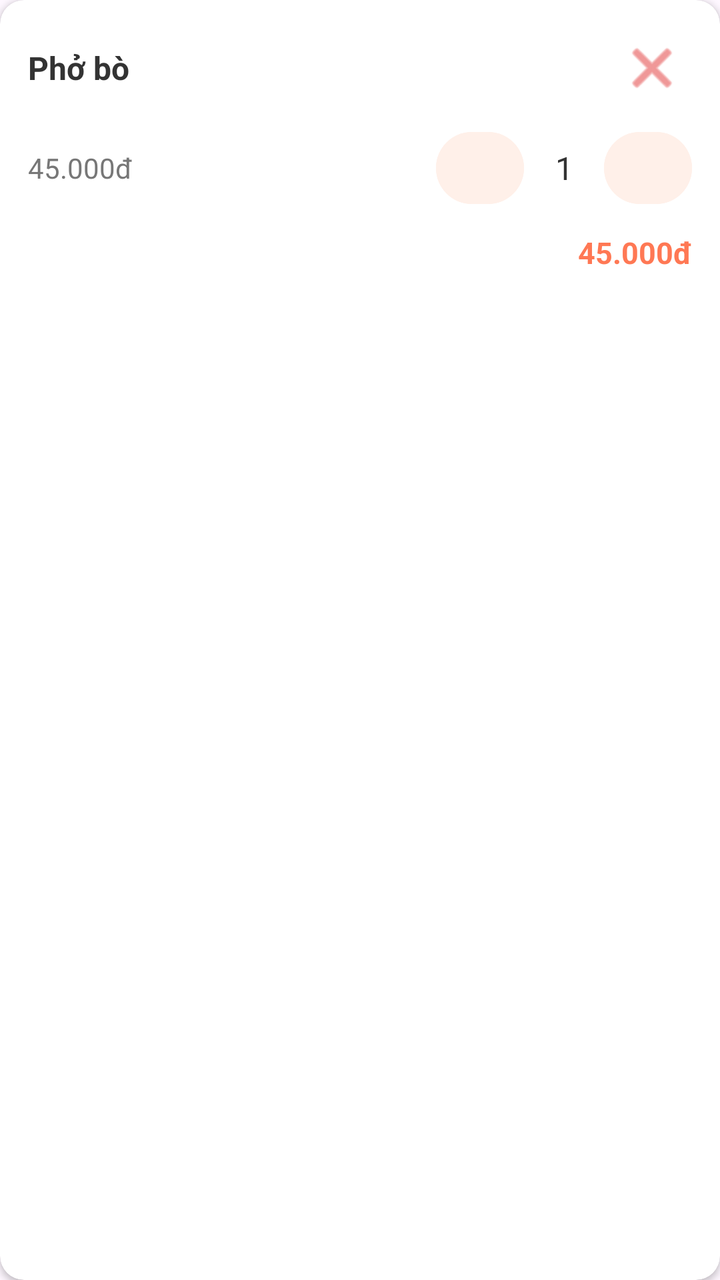
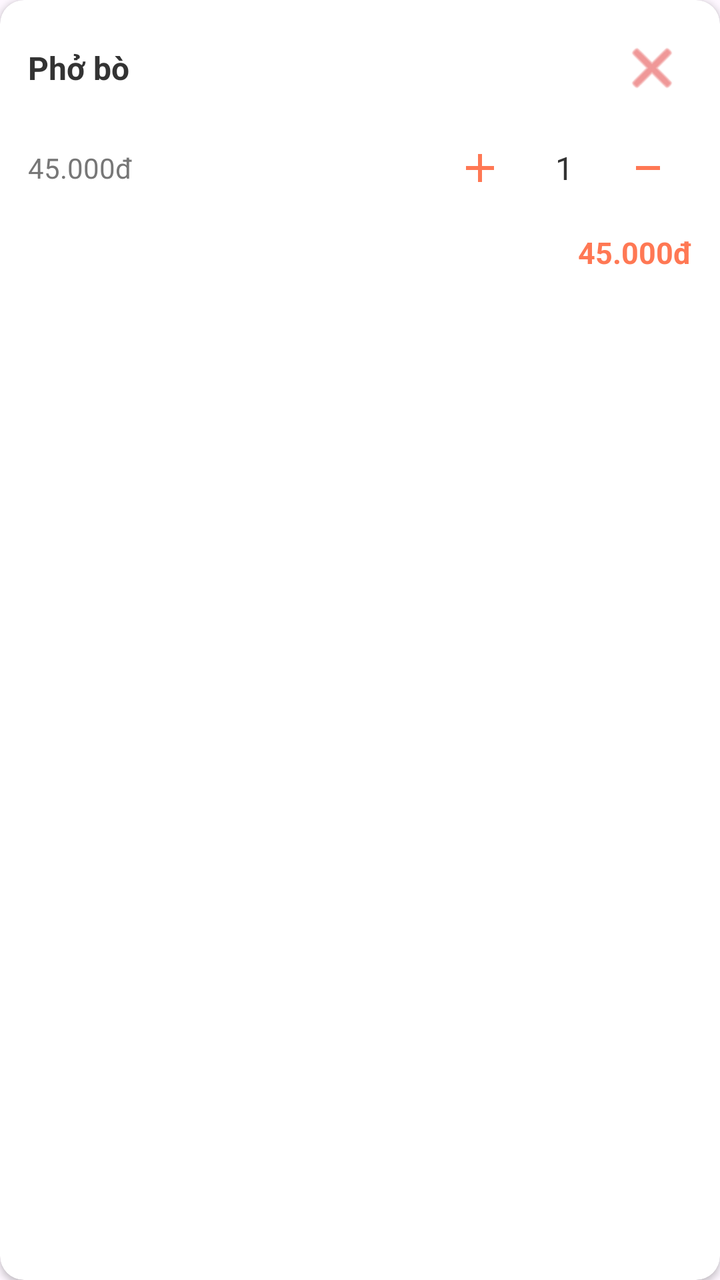

Two renders of the same Android screen: before a commit and after it. Below are the layout's source before the change and the commit's diff.
<!-- AndroidManifest.xml: application theme Theme.Fooddie -->
<!-- res/layout/item_mon_hoa_don.xml -->
<?xml version="1.0" encoding="utf-8"?>
<androidx.cardview.widget.CardView
    xmlns:android="http://schemas.android.com/apk/res/android"
    xmlns:app="http://schemas.android.com/apk/res-auto"
    android:layout_width="match_parent"
    android:layout_height="wrap_content"
    android:layout_marginBottom="10dp"
    app:cardCornerRadius="12dp"
    app:cardElevation="2dp"
    app:cardBackgroundColor="#FFFFFF">

    <LinearLayout
        android:layout_width="match_parent"
        android:layout_height="wrap_content"
        android:orientation="vertical"
        android:padding="14dp">

        <LinearLayout
            android:layout_width="match_parent"
            android:layout_height="wrap_content"
            android:gravity="center_vertical"
            android:orientation="horizontal">

            <TextView
                android:id="@+id/txtTenMon"
                android:layout_width="0dp"
                android:layout_height="wrap_content"
                android:layout_weight="1"
                android:text="Phở bò"
                android:textColor="#333333"
                android:textSize="16sp"
                android:textStyle="bold" />

            <ImageButton
                android:id="@+id/btnXoaMon"
                android:layout_width="40dp"
                android:layout_height="40dp"
                android:src="@android:drawable/ic_menu_close_clear_cancel"
                android:tint="#E55353"
                android:background="?attr/selectableItemBackgroundBorderless"
                android:contentDescription="Bỏ món khỏi hóa đơn" />
        </LinearLayout>

        <LinearLayout
            android:layout_width="match_parent"
            android:layout_height="wrap_content"
            android:layout_marginTop="8dp"
            android:gravity="center_vertical"
            android:orientation="horizontal">

            <TextView
                android:id="@+id/txtDonGia"
                android:layout_width="0dp"
                android:layout_height="wrap_content"
                android:layout_weight="1"
                android:text="45.000đ"
                android:textColor="#777777"
                android:textSize="14sp" />

            <Button
                android:id="@+id/btnGiam"
                android:layout_width="44dp"
                android:layout_height="44dp"
                android:minWidth="0dp"
                android:text="−"
                android:textSize="18sp"
                android:backgroundTint="#FFF0E9"
                android:textColor="#FF7854" />

            <TextView
                android:id="@+id/txtSoLuong"
                android:layout_width="40dp"
                android:layout_height="wrap_content"
                android:gravity="center"
                android:text="1"
                android:textColor="#333333"
                android:textSize="16sp" />
            <Button
                android:id="@+id/btnTang"
                android:layout_width="44dp"
                android:layout_height="44dp"
                android:minWidth="0dp"
                android:text="+"
                android:textSize="18sp"
                android:backgroundTint="#FFF0E9"
                android:textColor="#FF7854" />
        </LinearLayout>
        <TextView
            android:id="@+id/txtThanhTien"
            android:layout_width="match_parent"
            android:layout_height="wrap_content"
            android:layout_marginTop="10dp"
            android:gravity="end"
            android:text="45.000đ"
            android:textColor="#FF7854"
            android:textSize="15sp"
            android:textStyle="bold" />

    </LinearLayout>
</androidx.cardview.widget.CardView>
<!-- resources referenced by this layout -->
<resources>
  <style name="Theme.Fooddie" parent="Base.Theme.Fooddie" />
  <style name="Base.Theme.Fooddie" parent="Theme.Material3.DayNight.NoActionBar">
          
          
      </style>
</resources>

<!-- the commit's change to res/layout/item_mon_hoa_don.xml (unified diff, before → after) -->
@@ -20,7 +20,6 @@
             android:layout_height="wrap_content"
             android:gravity="center_vertical"
             android:orientation="horizontal">
-
             <TextView
                 android:id="@+id/txtTenMon"
                 android:layout_width="0dp"
@@ -36,7 +35,7 @@
                 android:layout_width="40dp"
                 android:layout_height="40dp"
                 android:src="@android:drawable/ic_menu_close_clear_cancel"
-                android:tint="#E55353"
+                app:tint="#E55353"
                 android:background="?attr/selectableItemBackgroundBorderless"
                 android:contentDescription="Bỏ món khỏi hóa đơn" />
         </LinearLayout>
@@ -57,15 +56,14 @@
                 android:textColor="#777777"
                 android:textSize="14sp" />
 
-            <Button
-                android:id="@+id/btnGiam"
+            <ImageButton
+                android:id="@+id/btnTang"
                 android:layout_width="44dp"
                 android:layout_height="44dp"
+                android:background="?attr/selectableItemBackgroundBorderless"
                 android:minWidth="0dp"
-                android:text="−"
-                android:textSize="18sp"
-                android:backgroundTint="#FFF0E9"
-                android:textColor="#FF7854" />
+                android:src="@drawable/ic_icon_plus"
+                app:tint="#FF7854" />
 
             <TextView
                 android:id="@+id/txtSoLuong"
@@ -75,15 +73,14 @@
                 android:text="1"
                 android:textColor="#333333"
                 android:textSize="16sp" />
-            <Button
-                android:id="@+id/btnTang"
+            <ImageButton
+                android:id="@+id/btnGiam"
                 android:layout_width="44dp"
                 android:layout_height="44dp"
                 android:minWidth="0dp"
-                android:text="+"
-                android:textSize="18sp"
-                android:backgroundTint="#FFF0E9"
-                android:textColor="#FF7854" />
+                android:src="@drawable/ic_icon_tru"
+                android:background="?attr/selectableItemBackgroundBorderless"
+                app:tint="#FF7854"/>
         </LinearLayout>
         <TextView
             android:id="@+id/txtThanhTien"
<!-- resource entries referenced after the edit -->
@@ -1,5 +1,17 @@
 <!-- resources referenced by this layout -->
 <resources>
+  <!-- drawable ic_icon_plus (drawable) -->
+  <vector xmlns:android="http://schemas.android.com/apk/res/android" android:height="24dp" android:tint="#000000" android:viewportHeight="960" android:viewportWidth="960" android:width="24dp">
+        
+      <path android:fillColor="@android:color/white" android:pathData="M440,520L200,520L200,440L440,440L440,200L520,200L520,440L760,440L760,520L520,520L520,760L440,760L440,520Z"/>
+      
+  </vector>
+  <!-- drawable ic_icon_tru (drawable) -->
+  <vector xmlns:android="http://schemas.android.com/apk/res/android" android:height="24dp" android:tint="#000000" android:viewportHeight="960" android:viewportWidth="960" android:width="24dp">
+        
+      <path android:fillColor="@android:color/white" android:pathData="M240,520L240,440L720,440L720,520L240,520Z"/>
+      
+  </vector>
   <style name="Theme.Fooddie" parent="Base.Theme.Fooddie" />
   <style name="Base.Theme.Fooddie" parent="Theme.Material3.DayNight.NoActionBar">
           
